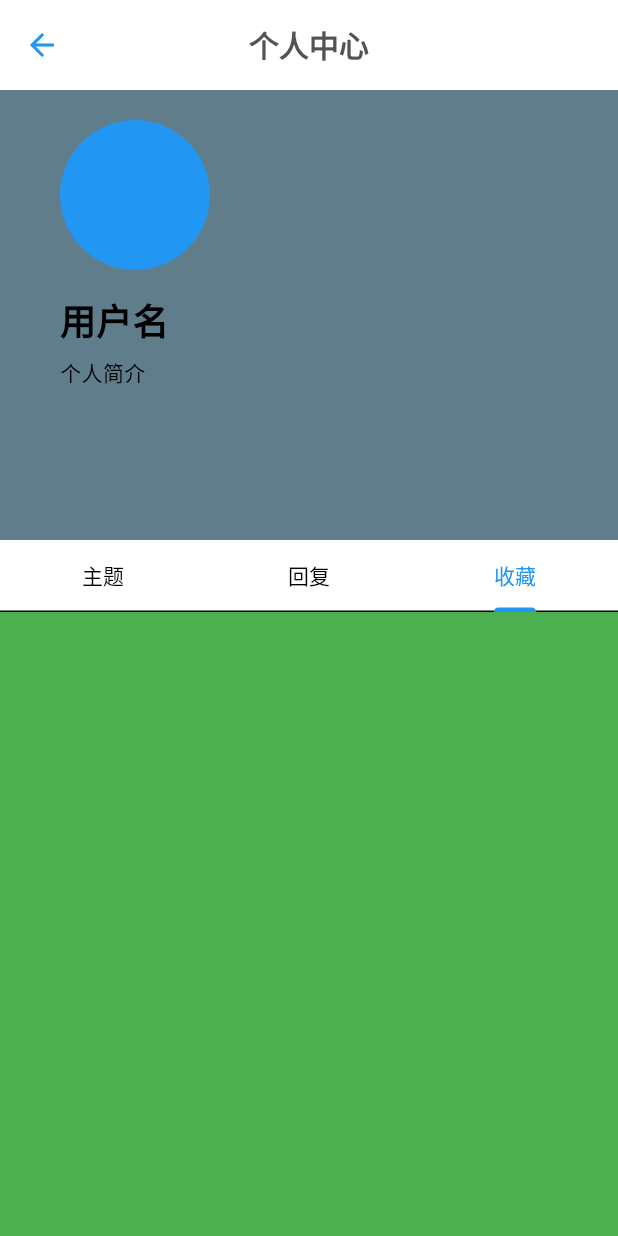
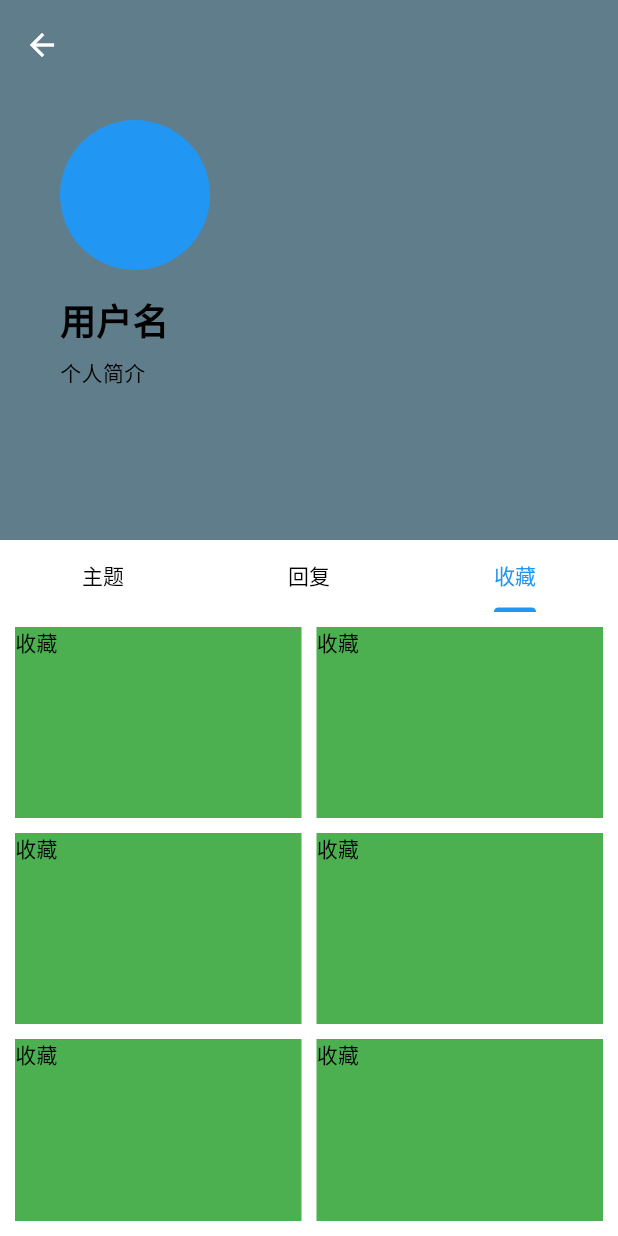
Before and after one commit to sudafin/xingxing_forum_app, a Flutter app: the ProfilePage screen opened by its route, tab 3 chosen, on a phone screen of 412 x 824 dp. Run offline on Flutter 3.47's test engine with Material 3 defaults, Android fonts, the phone set to English and light mode, and no system bars; our stand-ins replace event_bus, fluttertoast, font_awesome_flutter, image_picker, logger, package_info_plus and 1 more; missing offline and left inert: android_intent_plus, clipboard, video_compress; network calls fail; Roboto replaces fonts that are missing (PingFangSC-Regular).

Commit message:
refactor(profile):优化了个人信息

```diff
--- a/lib/pages/profile/profile_page.dart
+++ b/lib/pages/profile/profile_page.dart
@@ -1,5 +1,8 @@
 import 'package:flutter/material.dart';
 import 'package:xingxing_forum_app/pages/main/menu_drawer.dart';
+import '../../store/store_viewmodel.dart';
+import 'package:provider/provider.dart';
+
 
 class ProfilePage extends StatefulWidget {
   const ProfilePage({super.key});
@@ -9,35 +12,73 @@ class ProfilePage extends StatefulWidget {
 }
 
 class _ProfilePageState extends State<ProfilePage> {
-  double _appBarOpacity = 1.0;
-  final double _maxScrollExtent = 200.0;
-
+  final ScrollController _scrollController = ScrollController();
+  bool _isTransparent = true;
+  double _opacity = 1.0;
   @override
   Widget build(BuildContext context) {
     // 获取当前路由名称
     final routeName = ModalRoute.of(context)?.settings.name;
     // 如果是push过来的获取传递的参数
     final arguments = ModalRoute.of(context)?.settings.arguments;
-    return Scaffold(
+    return Theme(
+      data: Theme.of(context).copyWith(
+        appBarTheme: Theme.of(context).appBarTheme.copyWith(
+              backgroundColor: Colors.blueGrey.withOpacity(_opacity),
+              scrolledUnderElevation: 0,
+              iconTheme: IconThemeData(
+                color: _isTransparent ? context.watch<StoreViewModel>().theme == Brightness.light
+                ?Colors.white: Colors.black
+                : context.watch<StoreViewModel>().theme == Brightness.light
+                ? Colors.blue
+                : Colors.white
+              ),
+        ),
+      ),
+      child: Scaffold(
         appBar: AppBar(
-        title: Text('个人中心'),
+          title: !_isTransparent
+              ? TweenAnimationBuilder<double>(
+                  tween: Tween<double>(begin: 50, end: 0),
+                  duration: const Duration(milliseconds: 300),
+                  builder: (context, value, child) {
+                    return Transform.translate(
+                      offset: Offset(0, value),
+                      child: Image.asset('assets/images/logo.png',
+                          width: 100, height: 100),
+                    );
+                  },
+                )
+              : null,
           toolbarHeight: 60,
-        backgroundColor:Colors.blueGrey.withOpacity(_appBarOpacity),
         ),
-      drawer: routeName != '/profile' && (_appBarOpacity == 0.0 || _appBarOpacity == 1.0) ? MenuDrawer() : null,
+        drawer: routeName != '/profile' && (_isTransparent || !_isTransparent) ? MenuDrawer() : null,
         body: NotificationListener<ScrollNotification>(
           onNotification: (notification) {
             setState(() {
-              _appBarOpacity = 1.5 - (notification.metrics.pixels / _maxScrollExtent);
-              if (_appBarOpacity < 0) {
-                _appBarOpacity = 0;
-              } else if (_appBarOpacity > 1) {
-                _appBarOpacity = 1;
+              _opacity = 1 - _scrollController.offset / 348;
+            });
+            if (notification is ScrollUpdateNotification) {
+              if (_scrollController.offset >= 348) {
+                if (_isTransparent) {
+                  setState(() {
+                    _isTransparent = false;
+                  });
                 }
+              } else if (_scrollController.offset < 348) {
+                setState(() {
+                    _isTransparent = true;
                 });
+              }
+            }
             return true;
           },
-        child: ProfilePageBody(arguments: arguments, routeName: routeName),
+          child: ProfilePageBody(
+            arguments: arguments,
+            routeName: routeName,
+            scrollController: _scrollController,
+          ),
+        ),
       ),
     );
   }
@@ -46,7 +87,13 @@ class _ProfilePageState extends State<ProfilePage> {
 class ProfilePageBody extends StatefulWidget {
   final dynamic arguments;
   final String? routeName;
-  const ProfilePageBody({super.key, this.arguments, this.routeName});
+  final ScrollController scrollController;
+  const ProfilePageBody({
+    super.key,
+    this.arguments,
+    this.routeName,
+    required this.scrollController,
+  });
   @override
   State<ProfilePageBody> createState() => _ProfilePageBodyState();
 }
@@ -69,6 +116,7 @@ class _ProfilePageBodyState extends State<ProfilePageBody>
   @override
   Widget build(BuildContext context) {
     return NestedScrollView(
+      controller: widget.scrollController,
       headerSliverBuilder: (BuildContext context, bool innerBoxIsScrolled) {
         return <Widget>[
           SliverAppBar(
@@ -98,6 +146,7 @@ class _ProfilePageBodyState extends State<ProfilePageBody>
                   Tab(text: '收藏'),
                 ],
                 indicatorSize: TabBarIndicatorSize.label,
+                dividerHeight: 0,
               ),
             ),
           ),
@@ -139,20 +188,57 @@ class _ProfilePageBodyState extends State<ProfilePageBody>
 
   Widget _buildTopicList() {
     return Container(
-      height: 100,
+      margin: EdgeInsets.all(10),
+      child: GridView.builder(
+        gridDelegate: SliverGridDelegateWithFixedCrossAxisCount(
+          crossAxisCount: 2,
+          childAspectRatio: 1.5,
+          mainAxisSpacing: 10,
+          crossAxisSpacing: 10,
+        ),
+        itemCount: 10,
+        itemBuilder: (context, index) {
+          return Container(
+            color: Colors.blue,
             child: Text('主题'),
+          );
+        },
+      ),
     );
   }
 
   Widget _buildReplyList() {
     return Container(
-      color: Colors.blue,
+      margin: EdgeInsets.all(10),
+      child: ListView.builder(
+        itemCount: 10,
+        itemBuilder: (context, index) {
+          return ListTile(
+            title: Text('回复'),
+          );
+        },
+      ),
     );
   }
 
   Widget _buildFavoriteList() {
     return Container(
+      margin: EdgeInsets.all(10),
+      child: GridView.builder(
+        gridDelegate: SliverGridDelegateWithFixedCrossAxisCount(
+          crossAxisCount: 2,
+          childAspectRatio: 1.5,
+          mainAxisSpacing: 10,
+          crossAxisSpacing: 10,
+        ),
+        itemCount: 10,
+        itemBuilder: (context, index) {
+          return Container(
             color: Colors.green,
+            child: Text('收藏'),
+          );
+        },
+      ),
     );
   }
 }
```
Lines whose indentation alone changed are shown as unchanged.
